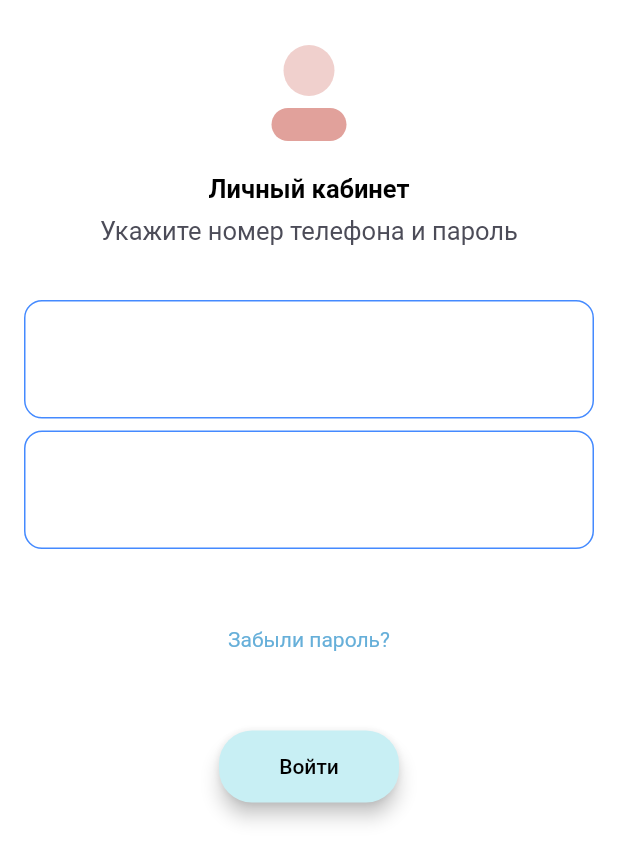
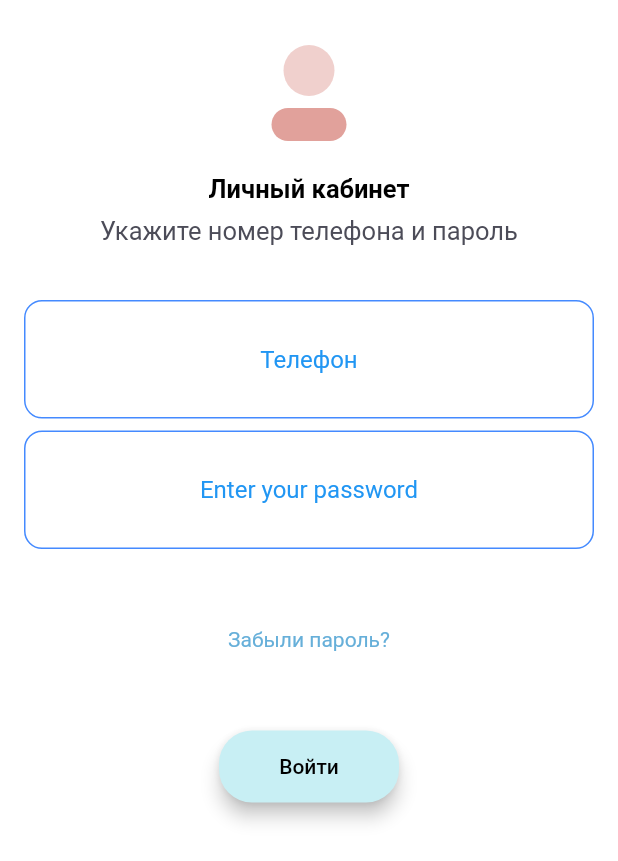
Before and after one commit to Fantom2018/Beauty_test_TOPit, a Flutter app: the screen it shows after launch, on a phone screen of 412 x 824 dp. Shown: the top 861 px of the screen. Run offline on Flutter 3.47's test engine with Material 2 defaults, Android fonts, the phone set to English and light mode, and no system bars; our stand-ins replace get; Roboto replaces fonts that are missing (SF).

```diff
--- a/lib/main.dart
+++ b/lib/main.dart
@@ -26,11 +26,11 @@ class MyApp extends StatelessWidget {
   Widget build(BuildContext context) {
     return GetMaterialApp(
         debugShowCheckedModeBanner: false,
-      title: "Aqua Workout App",
-      themeMode: ThemeMode.dark,
+      title: "Beautician App",
+      themeMode: ThemeMode.light,
       theme: ThemeData.dark().copyWith(
         primaryColor: Colors.blue,
-        hintColor: Colors.white,
+        hintColor: Colors.blue,
         textTheme: const TextTheme(subtitle1: TextStyle(color: Colors.white)),
       ),
 
--- a/lib/screens/login_lk_screen.dart
+++ b/lib/screens/login_lk_screen.dart
@@ -17,11 +17,12 @@ class ProfileLoginScreen extends StatelessWidget {
       child: Scaffold(
         backgroundColor: Colors.white,
         body: Padding(
-          padding: const EdgeInsets.symmetric(horizontal: 16.0, vertical: 30.0),
+          padding: const EdgeInsets.symmetric(horizontal: 16.0,/* vertical: 30.0*/),
           child: Column(
             mainAxisAlignment: MainAxisAlignment.start,
             crossAxisAlignment: CrossAxisAlignment.center,
             children: <Widget>[
+              SizedBox(height: 30),
               Container(
                 width: 34.0,
                 height: 34.0,
@@ -60,13 +61,12 @@ class ProfileLoginScreen extends StatelessWidget {
                 ),
               ),
               const SizedBox(height: 36.0),
-
               TextField(
                 textAlign: TextAlign.center,
                 onChanged: (value) {
                   var phone =value;
                 },
-                decoration: kTextFieldDecoration.copyWith(hintText: 'Телефон', ),
+                decoration: kTextFieldDecoration.copyWith(hintText: 'Телефон' ),
                 style: TextStyle(color: StColor.mainColor),
                         //hintStyle: Colors.accents
               ),
```
Also changed, not shown: 1 other file.
